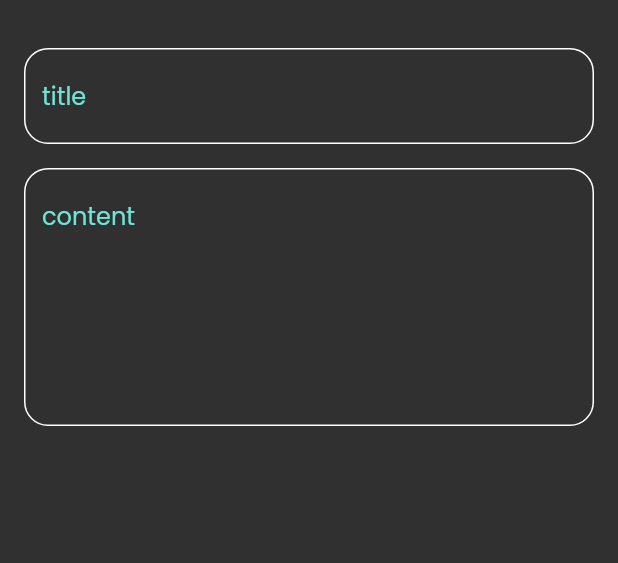
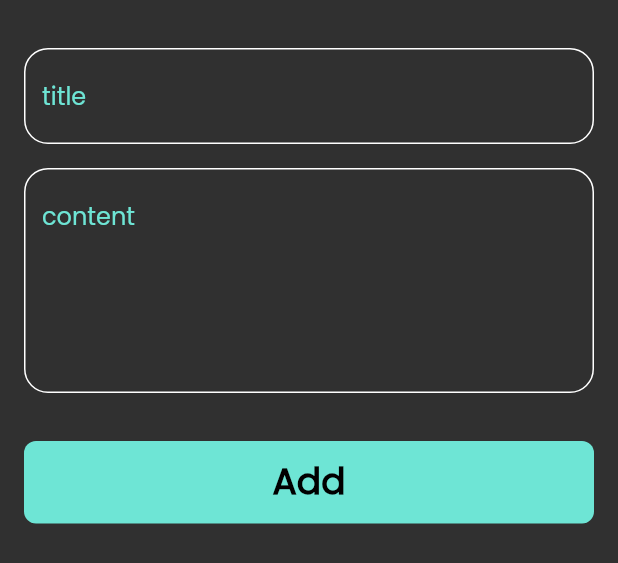
Before and after one commit to sroooooor60/notes_app, a Flutter app: the AddNoteButtomSheet widget shown alone on an empty page, opened directly, on a phone screen of 412 x 824 dp. Shown: the top 563 px of the screen. Run offline on Flutter 3.47's test engine with Material 3 defaults, Android fonts, the phone set to English and light mode, and no system bars; our stand-ins replace font_awesome_flutter.

Commit message:
add button to buttom sheet

```diff
--- a/lib/widgets/add_note_buttom_sheet.dart
+++ b/lib/widgets/add_note_buttom_sheet.dart
@@ -1,4 +1,6 @@
 import 'package:flutter/material.dart';
+import 'package:nots_app/constants.dart';
+import 'package:nots_app/widgets/custom_button.dart';
 import 'package:nots_app/widgets/custom_text_feild.dart';
 
 class AddNoteButtomSheet extends StatelessWidget {
@@ -8,6 +10,7 @@
   Widget build(BuildContext context) {
     return const Padding(
       padding: EdgeInsets.symmetric(horizontal: 16),
+      child: SingleChildScrollView(
         child: Column(
           children: [
             SizedBox(
@@ -21,9 +24,14 @@
             ),
             CustomTextField(
               hintText: 'content',
-            maxLines: 6,
+              maxLines: 5,
             ),
+            SizedBox(
+              height: 32,
+            ),
+            CustomButton(),
           ],
+        ),
       ),
     );
   }
--- /dev/null
+++ b/lib/widgets/custom_button.dart
@@ -0,0 +1,24 @@
+import 'package:flutter/material.dart';
+import 'package:nots_app/constants.dart';
+
+class CustomButton extends StatelessWidget {
+  const CustomButton({super.key});
+
+  @override
+  Widget build(BuildContext context) {
+    return Container(
+      width: MediaQuery.of(context).size.width,
+      height: 55,
+      decoration: BoxDecoration(
+        color: KprimaryColor,
+        borderRadius: BorderRadius.circular(8),
+      ),
+      child: const Center(
+          child: Text(
+        'Add',
+        style: TextStyle(
+            color: Colors.black, fontSize: 24, fontWeight: FontWeight.bold),
+      )),
+    );
+  }
+}
```
Lines whose indentation alone changed are shown as unchanged.
